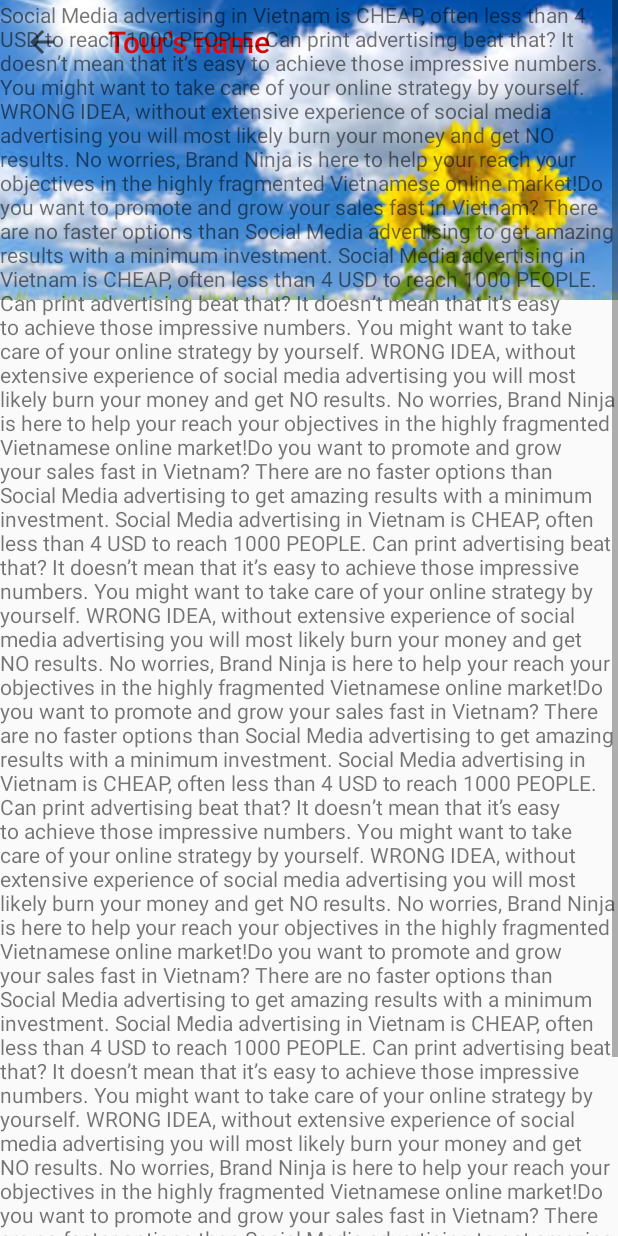
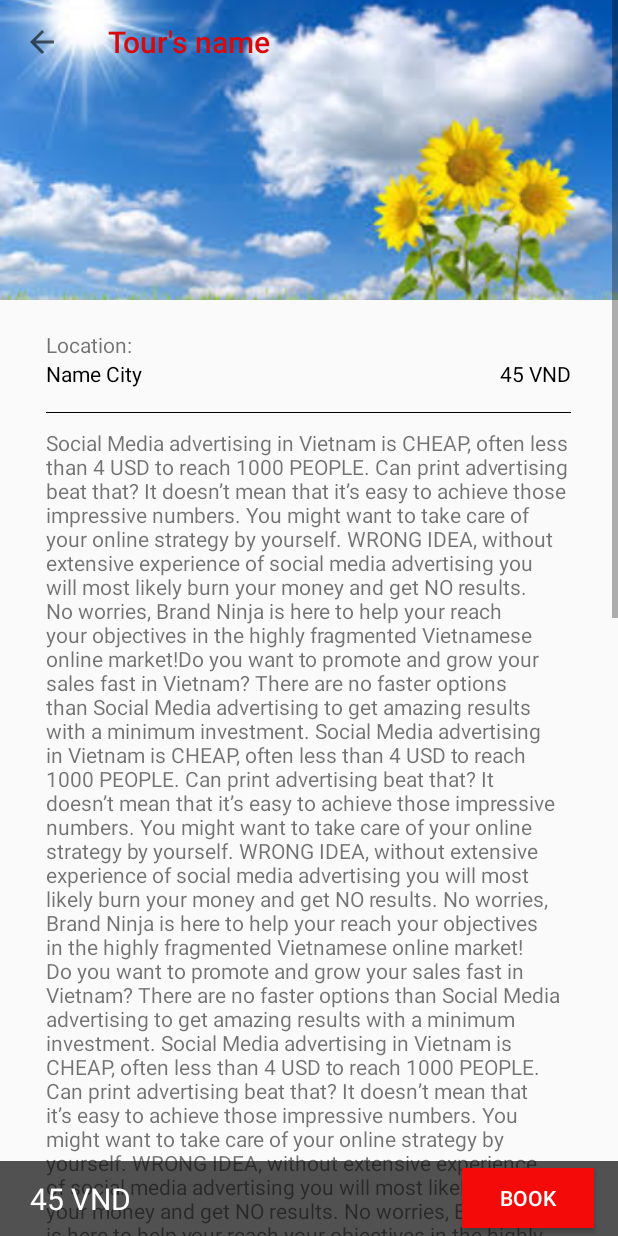
Before and after one commit to hovankhanh/KGuide_Internship, an Android app: the TourDetailActivity screen opened directly, with no data from a screen before it, on a phone screen of 412 x 824 dp. Run offline under Robolectric (Android 15) with nearby library versions, the phone set to English and light mode, and no system bars.

Commit message:
layout 3

```diff
--- a/KGuide/app/src/main/AndroidManifest.xml
+++ b/KGuide/app/src/main/AndroidManifest.xml
@@ -11,7 +11,7 @@
         android:theme="@style/AppTheme">
         <activity
             android:name=".Activities.MainActivity"
-            android:label="@string/app_name"
+            android:label="Home"
             android:theme="@style/AppTheme.NoActionBar">
             <intent-filter>
                 <action android:name="android.intent.action.MAIN" />
@@ -23,7 +23,9 @@
         <activity android:name=".Activities.RegisterActivity" />
         <activity android:name=".Activities.OptionActivity" />
         <activity android:name=".Activities.EditProfileActivity" />
-        <activity android:name=".Activities.TourDetailActivity" ></activity>
+        <activity android:name=".Activities.TourDetailActivity"
+            android:icon="@color/colorPrimary">
+        </activity>
         <activity android:name=".Activities.GuideDetailActivity"></activity>
     </application>
 
--- a/KGuide/app/src/main/res/layout/activity_guide_detail.xml
+++ b/KGuide/app/src/main/res/layout/activity_guide_detail.xml
@@ -1,9 +1,18 @@
 <?xml version="1.0" encoding="utf-8"?>
-<android.support.constraint.ConstraintLayout xmlns:android="http://schemas.android.com/apk/res/android"
+<LinearLayout xmlns:android="http://schemas.android.com/apk/res/android"
     xmlns:app="http://schemas.android.com/apk/res-auto"
     xmlns:tools="http://schemas.android.com/tools"
     android:layout_width="match_parent"
     android:layout_height="match_parent"
     tools:context=".Activities.GuideDetailActivity">
 
-</android.support.constraint.ConstraintLayout>
+    <android.support.v7.widget.Toolbar
+        app:titleTextColor="#DA0909"
+        app:title="Guide's name"
+        android:id="@+id/toolbar"
+        android:layout_width="match_parent"
+        android:layout_height="?attr/actionBarSize"
+        android:background="#00E7E0E0">
+    </android.support.v7.widget.Toolbar>
+
+</LinearLayout>
--- a/KGuide/app/src/main/res/layout/activity_tour_detail.xml
+++ b/KGuide/app/src/main/res/layout/activity_tour_detail.xml
@@ -6,12 +6,116 @@
     android:layout_height="match_parent"
     tools:context=".Activities.TourDetailActivity">
 
+        <ScrollView
+            android:layout_width="match_parent"
+            android:layout_height="match_parent">
+            <LinearLayout
+                android:layout_width="match_parent"
+                android:layout_gravity="center_horizontal"
+                android:layout_height="wrap_content"
+                android:orientation="vertical">
                 <ImageView
                     android:id="@+id/img_imagetour"
                     android:scaleType="centerCrop"
                     android:layout_width="match_parent"
                     android:layout_height="200dp"
                     android:src="@drawable/us"/>
+
+                <LinearLayout
+                    android:layout_marginTop="20dp"
+                    android:layout_width="350dp"
+                    android:layout_height="match_parent"
+                    android:orientation="vertical"
+                    android:layout_gravity="center_horizontal">
+
+                    <TextView
+                        android:id="@+id/tv_long"
+                        android:layout_width="match_parent"
+                        android:layout_height="wrap_content"
+                        android:text="Location:"/>
+                    <LinearLayout
+                        android:layout_width="match_parent"
+                        android:layout_height="wrap_content"
+                        android:orientation="horizontal">
+
+                        <TextView
+                            android:layout_width="wrap_content"
+                            android:layout_height="wrap_content"
+                            android:text="Name City"
+                            android:textColor="@android:color/black"/>
+                        <TextView
+                            android:layout_width="match_parent"
+                            android:layout_height="wrap_content"
+                            android:text="45 VND"
+                            android:gravity="right"
+                            android:textColor="@android:color/black"/>
+
+                    </LinearLayout>
+                    <View
+                        android:layout_marginTop="16dp"
+                        android:layout_width="match_parent"
+                        android:layout_height="0.5dp"
+                        android:background="@android:color/black"/>
+                    <TextView
+                        android:layout_marginTop="10dp"
+                        android:layout_width="wrap_content"
+                        android:layout_height="wrap_content"
+                        android:text="@string/hahaha"
+                        android:layout_marginBottom="10dp"/>
+                    <View
+                        android:layout_width="match_parent"
+                        android:layout_height="0.5dp"
+                        android:background="@android:color/black"/>
+
+                    <TextView
+                        android:layout_marginTop="16dp"
+                        android:layout_width="match_parent"
+                        android:layout_height="wrap_content"
+                        android:text="Local topics:"/>
+                    <TextView
+                        android:layout_width="match_parent"
+                        android:layout_height="wrap_content"
+                        android:textStyle="bold"
+                        android:text="Topic"
+                        android:textColor="@android:color/black"/>
+                    <TextView
+                        android:layout_marginTop="10dp"
+                        android:layout_width="match_parent"
+                        android:layout_height="wrap_content"
+                        android:text="Service:"/>
+                    <TextView
+                        android:layout_width="match_parent"
+                        android:layout_height="wrap_content"
+                        android:textStyle="bold"
+                        android:text="Laguages:"
+                        android:textColor="@android:color/black"/>
+                    <TextView
+                        android:layout_marginTop="10dp"
+                        android:layout_width="match_parent"
+                        android:layout_height="wrap_content"
+                        android:text="Local topics"/>
+                    <TextView
+                        android:layout_width="match_parent"
+                        android:layout_height="wrap_content"
+                        android:textStyle="bold"
+                        android:text="Topic"
+                        android:textColor="@android:color/black"/>
+                    <TextView
+                        android:layout_marginTop="10dp"
+                        android:layout_width="match_parent"
+                        android:layout_height="wrap_content"
+                        android:text="Guide:"/>
+                    <TextView
+                        android:layout_width="match_parent"
+                        android:layout_height="wrap_content"
+                        android:textStyle="bold"
+                        android:text="Name guide"
+                        android:textColor="@android:color/black"
+                        android:layout_marginBottom="60dp"/>
+
+                </LinearLayout>
+            </LinearLayout>
+        </ScrollView>
 
     <android.support.v7.widget.Toolbar
         app:titleTextColor="#DA0909"
@@ -21,37 +125,31 @@
         android:layout_height="?attr/actionBarSize"
         android:background="#00E7E0E0">
     </android.support.v7.widget.Toolbar>
-
-    <LinearLayout
-        android:layout_alignParentBottom="true"
-        android:layout_width="match_parent"
-        android:layout_height="match_parent"
-        android:orientation="vertical">
-
-        <ScrollView
-            android:layout_width="match_parent"
-            android:layout_height="match_parent">
-
     <LinearLayout
         android:layout_width="match_parent"
-                android:layout_height="wrap_content"
-                android:orientation="vertical">
-
+        android:layout_height="50dp"
+        android:layout_alignParentBottom="true"
+        android:orientation="horizontal"
+        android:gravity="center_vertical"
+        android:weightSum="4"
+        android:background="#B20A0A0A">
         <TextView
-                    android:id="@+id/tv_long"
-                    android:layout_width="wrap_content"
-                    android:layout_height="match_parent"
-                    android:text="@string/hahaha"></TextView>
-
-                <Button
-                    android:id="@+id/btn_act"
+            android:layout_marginLeft="20dp"
+            android:layout_weight="4"
+            android:gravity="left"
+            android:textSize="20dp"
             android:layout_width="wrap_content"
             android:layout_height="wrap_content"
-                    android:text="View"></Button>
+            android:text="45 VND"
+            android:textColor="@android:color/background_light"/>
+        <Button
+            android:textColor="#FFF"
+            android:layout_marginRight="16dp"
+            android:layout_weight="1"
+            android:text="BOOK"
+            android:background="#f50a0a"
+            android:layout_width="wrap_content"
+            android:layout_height="40dp"
+            android:gravity="center"/>
     </LinearLayout>
-        </ScrollView>
-    </LinearLayout>
-
-
-
 </RelativeLayout>
```
Lines whose indentation alone changed are shown as unchanged.
